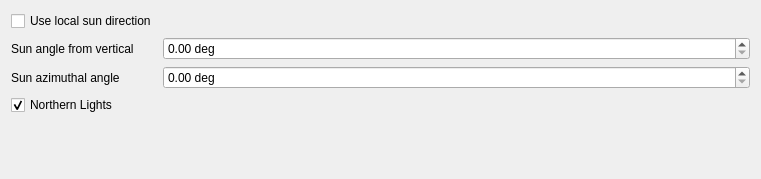
Above: gui_client/EnvironmentOptionsWidget.ui from shipilovden/sub-metasiberia before the change. Below: the same form after it.
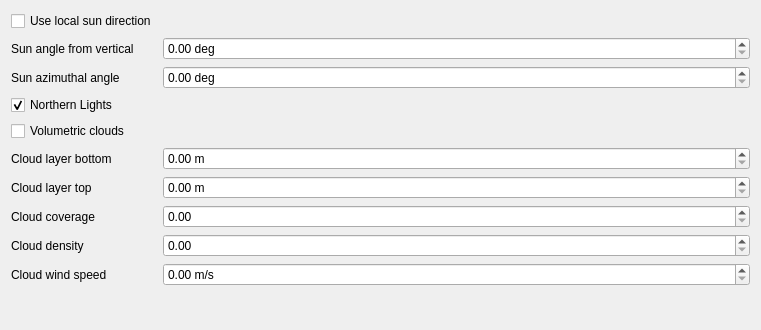
That is the form after the change. Custom widgets are drawn as their Qt base class.

Commit message: Add volumetric cloud environment controls

Patch:
```diff
--- a/gui_client/EnvironmentOptionsWidget.ui
+++ b/gui_client/EnvironmentOptionsWidget.ui
@@ -2,12 +2,12 @@
 <ui version="4.0">
  <class>EnvironmentOptionsWidget</class>
  <widget class="QWidget" name="EnvironmentOptionsWidget">
-  <property name="geometry">
+   <property name="geometry">
    <rect>
     <x>0</x>
     <y>0</y>
     <width>761</width>
-    <height>179</height>
+    <height>330</height>
    </rect>
   </property>
   <property name="windowTitle">
@@ -71,6 +71,98 @@
      </property>
     </widget>
    </item>
+   <item row="6" column="0">
+    <widget class="QCheckBox" name="volumetricCloudsCheckBox">
+     <property name="text">
+      <string>Volumetric clouds</string>
+     </property>
+    </widget>
+   </item>
+   <item row="7" column="0">
+    <widget class="QLabel" name="cloudBottomZLabel">
+     <property name="text">
+      <string>Cloud layer bottom</string>
+     </property>
+    </widget>
+   </item>
+   <item row="7" column="1">
+    <widget class="RealControl" name="cloudBottomZRealControl">
+     <property name="suffix">
+      <string> m</string>
+     </property>
+     <property name="maximum">
+      <double>100000.000000000000000</double>
+     </property>
+    </widget>
+   </item>
+   <item row="8" column="0">
+    <widget class="QLabel" name="cloudTopZLabel">
+     <property name="text">
+      <string>Cloud layer top</string>
+     </property>
+    </widget>
+   </item>
+   <item row="8" column="1">
+    <widget class="RealControl" name="cloudTopZRealControl">
+     <property name="suffix">
+      <string> m</string>
+     </property>
+     <property name="maximum">
+      <double>100000.000000000000000</double>
+     </property>
+    </widget>
+   </item>
+   <item row="9" column="0">
+    <widget class="QLabel" name="cloudCoverageLabel">
+     <property name="text">
+      <string>Cloud coverage</string>
+     </property>
+    </widget>
+   </item>
+   <item row="9" column="1">
+    <widget class="RealControl" name="cloudCoverageRealControl">
+     <property name="maximum">
+      <double>1.000000000000000</double>
+     </property>
+     <property name="singleStep">
+      <double>0.010000000000000</double>
+     </property>
+    </widget>
+   </item>
+   <item row="10" column="0">
+   <widget class="QLabel" name="cloudDensityLabel">
+     <property name="text">
+      <string>Cloud density</string>
+     </property>
+    </widget>
+   </item>
+   <item row="10" column="1">
+    <widget class="RealControl" name="cloudDensityRealControl">
+     <property name="maximum">
+      <double>0.020000000000000</double>
+     </property>
+     <property name="singleStep">
+      <double>0.000100000000000</double>
+     </property>
+    </widget>
+   </item>
+   <item row="11" column="0">
+   <widget class="QLabel" name="cloudWindSpeedLabel">
+     <property name="text">
+      <string>Cloud wind speed</string>
+     </property>
+    </widget>
+   </item>
+   <item row="11" column="1">
+    <widget class="RealControl" name="cloudWindSpeedRealControl">
+     <property name="suffix">
+      <string> m/s</string>
+     </property>
+     <property name="maximum">
+      <double>200.000000000000000</double>
+     </property>
+    </widget>
+   </item>
   </layout>
  </widget>
  <customwidgets>
```
The commit also changes 4 other files.
